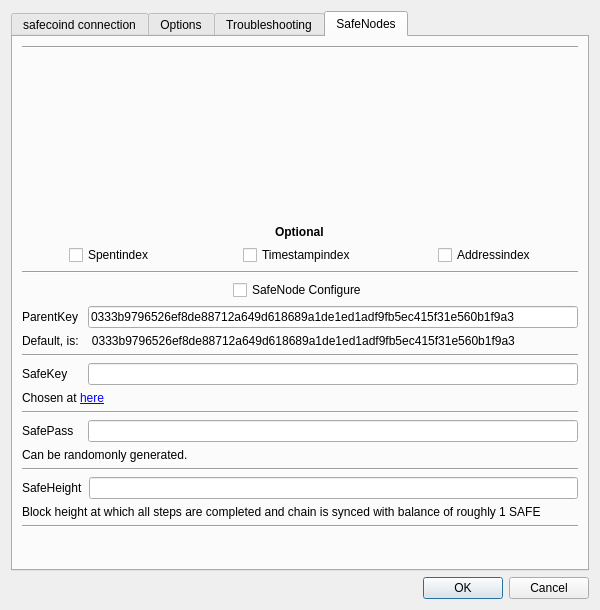
Before: the Qt Designer form src/settings.ui in zerocurrencycoin/zerowallet, drawn with Qt 5.
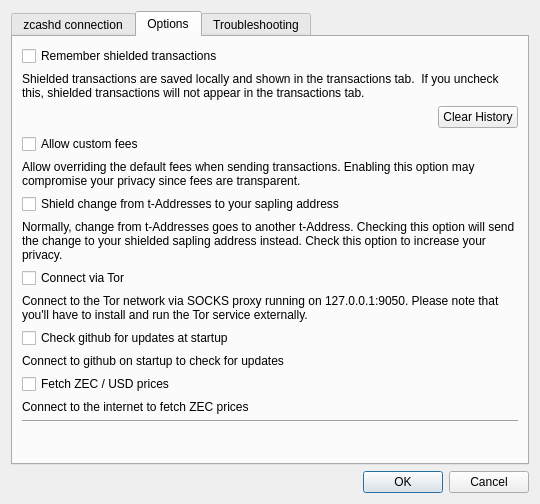
After: the same form once the commit is applied. The open tabs and pages were chosen to show the change. Icons and pictures are not drawn.

```diff
--- a/src/settings.ui
+++ b/src/settings.ui
@@ -6,16 +6,10 @@
    <rect>
     <x>0</x>
     <y>0</y>
-    <width>600</width>
-    <height>610</height>
+    <width>540</width>
+    <height>504</height>
    </rect>
   </property>
-  <property name="sizePolicy">
-   <sizepolicy hsizetype="Expanding" vsizetype="Preferred">
-    <horstretch>0</horstretch>
-    <verstretch>0</verstretch>
-   </sizepolicy>
-  </property>
   <property name="minimumSize">
    <size>
     <width>540</width>
@@ -36,7 +30,7 @@
      </property>
      <widget class="QWidget" name="tab">
       <attribute name="title">
-       <string>safecoind connection</string>
+       <string>zcashd connection</string>
       </attribute>
       <layout class="QVBoxLayout" name="verticalLayout_3">
        <item>
@@ -151,86 +145,61 @@
        <string>Options</string>
       </attribute>
       <layout class="QGridLayout" name="gridLayout">
-       <item row="4" column="0" colspan="3">
-        <widget class="QLabel" name="label_6">
-         <property name="text">
-          <string>Allow overriding the default fees when sending transactions. Enabling this option may compromise your privacy since fees are transparent. </string>
+       <item row="14" column="0" colspan="2">
+        <spacer name="verticalSpacer_2">
+         <property name="orientation">
+          <enum>Qt::Vertical</enum>
          </property>
-         <property name="wordWrap">
-          <bool>true</bool>
+         <property name="sizeHint" stdset="0">
+          <size>
+           <width>20</width>
+           <height>40</height>
+          </size>
          </property>
-        </widget>
+        </spacer>
        </item>
-       <item row="11" column="0" colspan="3">
-        <widget class="QCheckBox" name="chkFetchPrices">
-         <property name="text">
-          <string>Fetch SAFE / USD prices</string>
-         </property>
-        </widget>
-       </item>
-       <item row="3" column="0">
-        <widget class="QCheckBox" name="chkCustomFees">
-         <property name="text">
-          <string>Allow custom fees</string>
-         </property>
-        </widget>
-       </item>
-       <item row="16" column="0" colspan="3">
-        <widget class="Line" name="line_2">
+       <item row="2" column="0">
+        <spacer name="horizontalSpacer">
          <property name="orientation">
           <enum>Qt::Horizontal</enum>
          </property>
+         <property name="sizeHint" stdset="0">
+          <size>
+           <width>40</width>
+           <height>20</height>
+          </size>
+         </property>
+        </spacer>
+       </item>
+       <item row="7" column="0">
+        <widget class="QCheckBox" name="chkTor">
+         <property name="text">
+          <string>Connect via Tor</string>
+         </property>
         </widget>
        </item>
-       <item row="9" column="0" colspan="3">
+       <item row="9" column="0" colspan="2">
         <widget class="QCheckBox" name="chkCheckUpdates">
          <property name="text">
           <string>Check github for updates at startup</string>
          </property>
         </widget>
        </item>
-       <item row="5" column="0" colspan="3">
-        <widget class="QCheckBox" name="chkAutoShield">
-         <property name="text">
-          <string>Shield change from t-Addresses to your sapling address</string>
-         </property>
-        </widget>
-       </item>
-       <item row="17" column="0" colspan="3">
-        <spacer name="verticalSpacer_2">
+       <item row="13" column="0" colspan="2">
+        <widget class="Line" name="line_2">
          <property name="orientation">
-          <enum>Qt::Vertical</enum>
-         </property>
-         <property name="sizeHint" stdset="0">
-          <size>
-           <width>20</width>
-           <height>40</height>
-          </size>
-         </property>
-        </spacer>
-       </item>
-       <item row="2" column="2">
-        <widget class="QPushButton" name="btnClearSaved">
-         <property name="text">
-          <string>Clear History</string>
+          <enum>Qt::Horizontal</enum>
          </property>
         </widget>
        </item>
-       <item row="0" column="0" colspan="3">
+       <item row="0" column="0" colspan="2">
         <widget class="QCheckBox" name="chkSaveTxs">
          <property name="text">
           <string>Remember shielded transactions</string>
          </property>
         </widget>
        </item>
-       <item row="7" column="0">
-        <widget class="QCheckBox" name="chkTor">
-         <property name="text">
-          <string>Connect via Tor</string>
-         </property>
-        </widget>
-       </item>
-       <item row="6" column="0" colspan="3">
+       <item row="6" column="0" colspan="2">
         <widget class="QLabel" name="label_7">
          <property name="text">
           <string>Normally, change from t-Addresses goes to another t-Address. Checking this option will send the change to your shielded sapling address instead. Check this option to increase your privacy.</string>
@@ -240,43 +209,24 @@
          </property>
         </widget>
        </item>
-       <item row="12" column="0" colspan="3">
-        <widget class="QLabel" name="label_10">
+       <item row="4" column="0" colspan="2">
+        <widget class="QLabel" name="label_6">
          <property name="text">
-          <string>Connect to the internet to fetch SAFE prices</string>
+          <string>Allow overriding the default fees when sending transactions. Enabling this option may compromise your privacy since fees are transparent. </string>
          </property>
+         <property name="wordWrap">
+          <bool>true</bool>
+         </property>
         </widget>
        </item>
-       <item row="2" column="0">
-        <spacer name="horizontalSpacer">
-         <property name="orientation">
-          <enum>Qt::Horizontal</enum>
-         </property>
-         <property name="sizeHint" stdset="0">
-          <size>
-           <width>40</width>
-           <height>20</height>
-          </size>
-         </property>
-        </spacer>
-       </item>
-       <item row="13" column="0">
-        <widget class="QLabel" name="label_20">
-         <property name="sizePolicy">
-          <sizepolicy hsizetype="Preferred" vsizetype="Preferred">
-           <horstretch>0</horstretch>
-           <verstretch>0</verstretch>
-          </sizepolicy>
-         </property>
+       <item row="2" column="1">
+        <widget class="QPushButton" name="btnClearSaved">
          <property name="text">
-          <string>Theme</string>
+          <string>Clear History</string>
          </property>
-         <property name="alignment">
-          <set>Qt::AlignRight|Qt::AlignTrailing|Qt::AlignVCenter</set>
-         </property>
         </widget>
        </item>
-       <item row="1" column="0" colspan="3">
+       <item row="1" column="0" colspan="2">
         <widget class="QLabel" name="label_5">
          <property name="text">
           <string>Shielded transactions are saved locally and shown in the transactions tab.  If you uncheck this, shielded transactions will not appear in the transactions tab.</string>
@@ -286,7 +236,21 @@
          </property>
         </widget>
        </item>
-       <item row="8" column="0" colspan="3">
+       <item row="3" column="0">
+        <widget class="QCheckBox" name="chkCustomFees">
+         <property name="text">
+          <string>Allow custom fees</string>
+         </property>
+        </widget>
+       </item>
+       <item row="5" column="0" colspan="2">
+        <widget class="QCheckBox" name="chkAutoShield">
+         <property name="text">
+          <string>Shield change from t-Addresses to your sapling address</string>
+         </property>
+        </widget>
+       </item>
+       <item row="8" column="0" colspan="2">
         <widget class="QLabel" name="lblTor">
          <property name="text">
           <string>Connect to the Tor network via SOCKS proxy running on 127.0.0.1:9050. Please note that you'll have to install and run the Tor service externally.</string>
@@ -296,45 +260,25 @@
          </property>
         </widget>
        </item>
-       <item row="10" column="0" colspan="3">
+       <item row="10" column="0" colspan="2">
         <widget class="QLabel" name="label_8">
          <property name="text">
           <string>Connect to github on startup to check for updates</string>
          </property>
         </widget>
        </item>
-       <item row="13" column="1">
-        <widget class="QComboBox" name="comboBoxTheme">
-         <property name="sizePolicy">
-          <sizepolicy hsizetype="MinimumExpanding" vsizetype="Fixed">
-           <horstretch>0</horstretch>
-           <verstretch>0</verstretch>
-          </sizepolicy>
+       <item row="12" column="0" colspan="2">
+        <widget class="QLabel" name="label_10">
+         <property name="text">
+          <string>Connect to the internet to fetch ZEC prices</string>
          </property>
-         <item>
-          <property name="text">
-           <string>default</string>
-          </property>
-         </item>
-         <item>
-          <property name="text">
-           <string>blue</string>
-          </property>
-          <property name="icon">
-           <iconset>
-            <normaloff>:/images/blue/res/images/blue/checked.png</normaloff>:/images/blue/res//images/blue/checked.png</iconset>
-          </property>
-         </item>
-         <item>
-          <property name="text">
-           <string>light</string>
-          </property>
-         </item>
-         <item>
-          <property name="text">
-           <string>dark</string>
-          </property>
-         </item>
+        </widget>
+       </item>
+       <item row="11" column="0" colspan="2">
+        <widget class="QCheckBox" name="chkFetchPrices">
+         <property name="text">
+          <string>Fetch ZEC / USD prices</string>
+         </property>
         </widget>
        </item>
       </layout>
@@ -354,7 +298,7 @@
        <item row="1" column="0">
         <widget class="QLabel" name="label_9">
          <property name="text">
-          <string>Rescan the blockchain for any missing wallet transactions and to correct your wallet balance. This may take several hours. You need to restart SafecoinWallet for this to take effect</string>
+          <string>Rescan the blockchain for any missing wallet transactions and to correct your wallet balance. This may take several hours. You need to restart ZecWallet for this to take effect</string>
          </property>
          <property name="wordWrap">
           <bool>true</bool>
@@ -398,7 +342,7 @@
        <item row="6" column="0">
         <widget class="QLabel" name="label_11">
          <property name="text">
-          <string>Rebuild the entire blockchain from the genesis block, by rescanning all the block files. This may take several hours to days, depending on your hardware. You need to restart SafecoinWallet for this to take effect</string>
+          <string>Rebuild the entire blockchain from the genesis block, by rescanning all the block files. This may take several hours to days, depending on your hardware. You need to restart ZecWallet for this to take effect</string>
          </property>
          <property name="wordWrap">
           <bool>true</bool>
@@ -421,372 +365,6 @@
        </item>
       </layout>
      </widget>
-     <widget class="QWidget" name="tab_4">
-      <attribute name="title">
-       <string>SafeNodes</string>
-      </attribute>
-      <layout class="QGridLayout" name="gridLayout_3">
-       <item row="23" column="0">
-        <layout class="QVBoxLayout" name="verticalLayout_5">
-         <item>
-          <layout class="QHBoxLayout" name="horizontalLayout_3">
-           <item>
-            <widget class="QLabel" name="label_22">
-             <property name="minimumSize">
-              <size>
-               <width>60</width>
-               <height>0</height>
-              </size>
-             </property>
-             <property name="text">
-              <string>SafeKey</string>
-             </property>
-            </widget>
-           </item>
-           <item>
-            <widget class="QLineEdit" name="safekey">
-             <property name="text">
-              <string/>
-             </property>
-             <property name="placeholderText">
-              <string/>
-             </property>
-            </widget>
-           </item>
-          </layout>
-         </item>
-        </layout>
-       </item>
-       <item row="26" column="0">
-        <widget class="Line" name="line_9">
-         <property name="orientation">
-          <enum>Qt::Horizontal</enum>
-         </property>
-        </widget>
-       </item>
-       <item row="7" column="0" rowspan="2">
-        <layout class="QVBoxLayout" name="safenodeverticalLayout">
-         <property name="spacing">
-          <number>6</number>
-         </property>
-         <property name="sizeConstraint">
-          <enum>QLayout::SetDefaultConstraint</enum>
-         </property>
-         <property name="leftMargin">
-          <number>0</number>
-         </property>
-         <property name="topMargin">
-          <number>0</number>
-         </property>
-         <property name="rightMargin">
-          <number>0</number>
-         </property>
-         <property name="bottomMargin">
-          <number>0</number>
-         </property>
-        </layout>
-       </item>
-       <item row="34" column="0">
-        <layout class="QVBoxLayout" name="verticalLayout_7">
-         <item>
-          <layout class="QHBoxLayout" name="horizontalLayout_5">
-           <item>
-            <widget class="QLabel" name="label_15">
-             <property name="minimumSize">
-              <size>
-               <width>60</width>
-               <height>0</height>
-              </size>
-             </property>
-             <property name="text">
-              <string>SafeHeight</string>
-             </property>
-            </widget>
-           </item>
-           <item>
-            <widget class="QLineEdit" name="safeheight"/>
-           </item>
-          </layout>
-         </item>
-        </layout>
-       </item>
-       <item row="10" column="0">
-        <spacer name="verticalSpacer_6">
-         <property name="orientation">
-          <enum>Qt::Vertical</enum>
-         </property>
-         <property name="sizeHint" stdset="0">
-          <size>
-           <width>20</width>
-           <height>40</height>
-          </size>
-         </property>
-        </spacer>
-       </item>
-       <item row="0" column="0">
-        <widget class="Line" name="line_5">
-         <property name="orientation">
-          <enum>Qt::Horizontal</enum>
-         </property>
-        </widget>
-       </item>
-       <item row="13" column="0" rowspan="2">
-        <layout class="QHBoxLayout" name="horizontalLayout">
-         <property name="sizeConstraint">
-          <enum>QLayout::SetFixedSize</enum>
-         </property>
-         <item alignment="Qt::AlignHCenter|Qt::AlignVCenter">
-          <widget class="QCheckBox" name="chkSpentindex">
-           <property name="text">
-            <string>Spentindex</string>
-           </property>
-          </widget>
-         </item>
-         <item alignment="Qt::AlignHCenter|Qt::AlignVCenter">
-          <widget class="QCheckBox" name="chkTimestampindex">
-           <property name="text">
-            <string>Timestampindex</string>
-           </property>
-          </widget>
-         </item>
-         <item alignment="Qt::AlignHCenter|Qt::AlignVCenter">
-          <widget class="QCheckBox" name="chkAddressindex">
-           <property name="text">
-            <string>Addressindex</string>
-           </property>
-          </widget>
-         </item>
-        </layout>
-       </item>
-       <item row="22" column="0">
-        <widget class="Line" name="line_8">
-         <property name="orientation">
-          <enum>Qt::Horizontal</enum>
-         </property>
-        </widget>
-       </item>
-       <item row="35" column="0" alignment="Qt::AlignLeft">
-        <widget class="QLabel" name="label_18">
-         <property name="enabled">
-          <bool>true</bool>
-         </property>
-         <property name="sizePolicy">
-          <sizepolicy hsizetype="Fixed" vsizetype="Fixed">
-           <horstretch>10</horstretch>
-           <verstretch>10</verstretch>
-          </sizepolicy>
-         </property>
-         <property name="text">
-          <string>Block height at which all steps are completed and chain is synced with balance of roughly 1 SAFE</string>
-         </property>
-         <property name="textFormat">
-          <enum>Qt::PlainText</enum>
-         </property>
-        </widget>
-       </item>
-       <item row="4" column="0">
-        <spacer name="verticalSpacer_5">
-         <property name="orientation">
-          <enum>Qt::Vertical</enum>
-         </property>
-         <property name="sizeHint" stdset="0">
-          <size>
-           <width>20</width>
-           <height>40</height>
-          </size>
-         </property>
-        </spacer>
-       </item>
-       <item row="21" column="0">
-        <widget class="QLabel" name="label_19">
-         <property name="text">
-          <string>Default, is:    0333b9796526ef8de88712a649d618689a1de1ed1adf9fb5ec415f31e560b1f9a3</string>
-         </property>
-        </widget>
-       </item>
-       <item row="24" column="0" alignment="Qt::AlignLeft">
-        <widget class="QLabel" name="label_16">
-         <property name="text">
-          <string>&lt;html&gt;&lt;head/&gt;&lt;body&gt;&lt;p&gt;Chosen at &lt;a href=&quot;https://safenodes.org/&quot;&gt;&lt;span style=&quot; text-decoration: underline; color:#0000ff;&quot;&gt;here&lt;/span&gt;&lt;/a&gt;&lt;/p&gt;&lt;/body&gt;&lt;/html&gt;</string>
-         </property>
-         <property name="openExternalLinks">
-          <bool>true</bool>
-         </property>
-        </widget>
-       </item>
-       <item row="11" column="0" alignment="Qt::AlignHCenter">
-        <widget class="QLabel" name="label_14">
-         <property name="font">
-          <font>
-           <weight>75</weight>
-           <bold>true</bold>
-          </font>
-         </property>
-         <property name="mouseTracking">
-          <bool>true</bool>
-         </property>
-         <property name="tabletTracking">
-          <bool>false</bool>
-         </property>
-         <property name="focusPolicy">
-          <enum>Qt::NoFocus</enum>
-         </property>
-         <property name="acceptDrops">
-          <bool>false</bool>
-         </property>
-         <property name="layoutDirection">
-          <enum>Qt::LeftToRight</enum>
-         </property>
-         <property name="text">
-          <string>Optional</string>
-         </property>
-        </widget>
-       </item>
-       <item row="20" column="0">
-        <layout class="QVBoxLayout" name="verticalLayout_4">
-         <item>
-          <layout class="QHBoxLayout" name="horizontalLayout_2">
-           <item>
-            <widget class="QLabel" name="label_23">
-             <property name="minimumSize">
-              <size>
-               <width>60</width>
-               <height>0</height>
-              </size>
-             </property>
-             <property name="text">
-              <string>ParentKey</string>
-             </property>
-            </widget>
-           </item>
-           <item>
-            <widget class="QLineEdit" name="parentkey">
-             <property name="text">
-              <string>0333b9796526ef8de88712a649d618689a1de1ed1adf9fb5ec415f31e560b1f9a3</string>
-             </property>
-             <property name="placeholderText">
-              <string/>
-             </property>
-            </widget>
-           </item>
-          </layout>
-         </item>
-        </layout>
-       </item>
-       <item row="19" column="0" alignment="Qt::AlignHCenter|Qt::AlignVCenter">
-        <widget class="QCheckBox" name="chkSafeNode">
-         <property name="minimumSize">
-          <size>
-           <width>80</width>
-           <height>0</height>
-          </size>
-         </property>
-         <property name="text">
-          <string>SafeNode Configure</string>
-         </property>
-        </widget>
-       </item>
-       <item row="18" column="0">
-        <widget class="Line" name="line_6">
-         <property name="orientation">
-          <enum>Qt::Horizontal</enum>
-         </property>
-        </widget>
-       </item>
-       <item row="28" column="0">
-        <widget class="QLabel" name="label_17">
-         <property name="text">
-          <string>Can be randomonly generated.</string>
-         </property>
-        </widget>
-       </item>
-       <item row="37" column="0">
-        <spacer name="verticalSpacer_4">
-         <property name="orientation">
-          <enum>Qt::Vertical</enum>
-         </property>
-         <property name="sizeHint" stdset="0">
-          <size>
-           <width>20</width>
-           <height>40</height>
-          </size>
-         </property>
-        </spacer>
-       </item>
-       <item row="36" column="0">
-        <widget class="Line" name="line_7">
-         <property name="orientation">
-          <enum>Qt::Horizontal</enum>
-         </property>
-        </widget>
-       </item>
-       <item row="27" column="0">
-        <layout class="QVBoxLayout" name="verticalLayout_6">
-         <item>
-          <layout class="QHBoxLayout" name="horizontalLayout_4">
-           <item>
-            <widget class="QLabel" name="label_21">
-             <property name="minimumSize">
-              <size>
-               <width>60</width>
-               <height>0</height>
-              </size>
-             </property>
-             <property name="text">
-              <string>SafePass</string>
-             </property>
-            </widget>
-           </item>
-           <item>
-            <widget class="QLineEdit" name="safepass"/>
-           </item>
-          </layout>
-         </item>
-        </layout>
-       </item>
-       <item row="29" column="0">
-        <widget class="Line" name="line_10">
-         <property name="orientation">
-          <enum>Qt::Horizontal</enum>
-         </property>
-        </widget>
-       </item>
-       <item row="9" column="0">
-        <widget class="QLabel" name="safenodeLogo">
-         <property name="sizePolicy">
-          <sizepolicy hsizetype="Preferred" vsizetype="Preferred">
-           <horstretch>0</horstretch>
-           <verstretch>0</verstretch>
-          </sizepolicy>
-         </property>
-         <property name="minimumSize">
-          <size>
-           <width>100</width>
-           <height>100</height>
-          </size>
-         </property>
-         <property name="sizeIncrement">
-          <size>
-           <width>0</width>
-           <height>0</height>
-          </size>
-         </property>
-         <property name="baseSize">
-          <size>
-           <width>0</width>
-           <height>0</height>
-          </size>
-         </property>
-         <property name="styleSheet">
-          <string notr="true">image: url(:/img/res/safenode.png);</string>
-         </property>
-         <property name="text">
-          <string/>
-         </property>
-        </widget>
-       </item>
-      </layout>
-     </widget>
     </widget>
    </item>
    <item>
```
Left out of the diff: 20 changed lines with no effect on the pictures.
